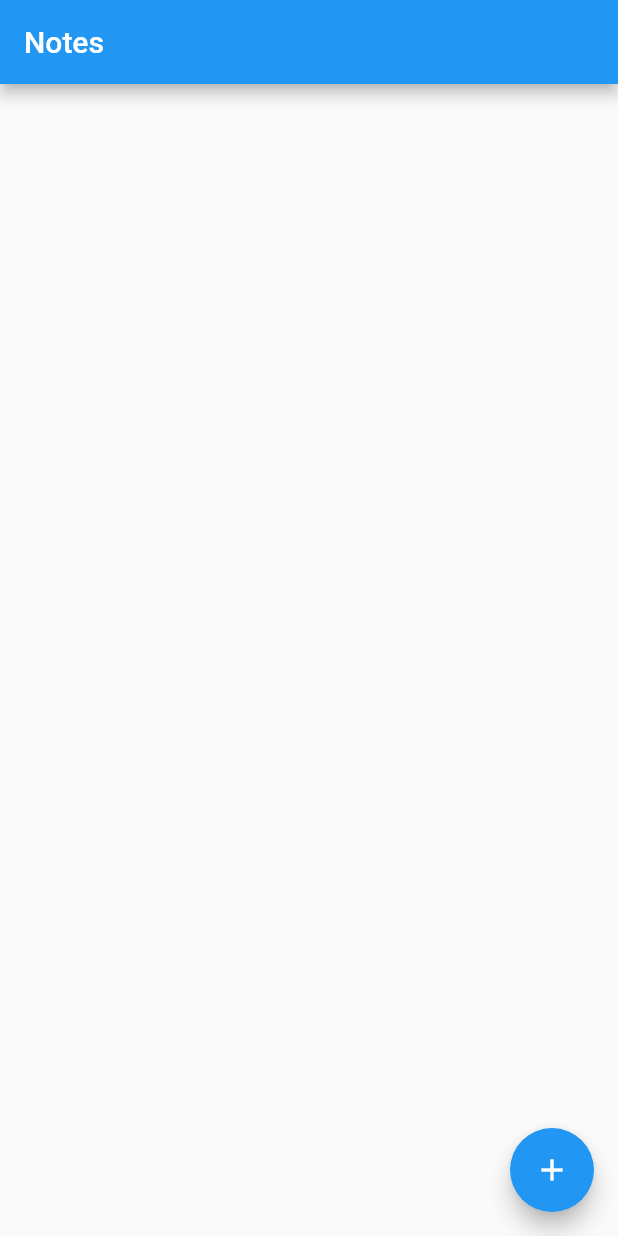
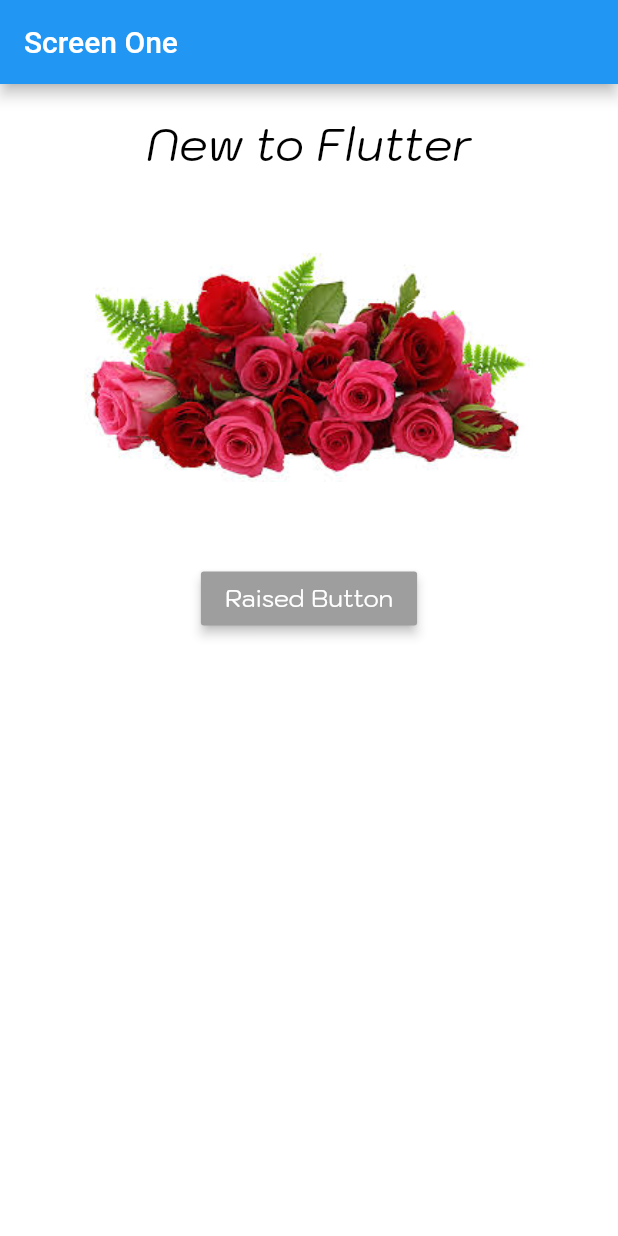
Before and after one commit to maropost-neha/flutter_demo, a Flutter app: the screen it shows after launch, on a phone screen of 412 x 824 dp. Run offline on Flutter 3.47's test engine with Material 2 defaults, Android fonts, the phone set to English and light mode, and no system bars; our stand-ins replace sqflite; accounts and stored records are empty.

Commit message:
2 Screens transition

```diff
--- /dev/null
+++ b/lib/app_screens/screen_one.dart
@@ -0,0 +1,83 @@
+import 'package:flutter/material.dart';
+import 'package:my_app_first/app_screens/screen_two.dart';
+
+class ScreenOne extends StatelessWidget { //a stateless widget is not dynamic.
+  // It doesn’t depend on any data other than that that is passed into it
+  @override
+  Widget build(BuildContext context) {
+    return Scaffold(
+        //used under MaterialApp,
+        // it gives you basic functionalities like AppBar, BottomNavigationBar, Drawer, FloatingActionButton
+        appBar: AppBar(
+          //Widget holding screen name, navigation icon
+          title:
+              Text('Screen One'), // displays a string of text with single style
+        ),
+        body: Container(
+          //contain child widget with the ability to apply some styling properties
+          color: Colors.white,
+          child: Column(
+            //display widgets vertically
+            children: <Widget>[
+              Center(
+                  //centers its child within itself
+                  child: Padding( //insets its child by the given padding
+                padding: EdgeInsets.only(top: 20.0), //edgeinsets is immutable set of offsets in each of the four cardinal directions
+                child: Text(
+                  "New to Flutter",
+                  textDirection: TextDirection.ltr,
+                  //ltr stands for left to right.
+                  // English is Left to Right language and urdu is rtl(Right to Left)
+                  style: TextStyle(
+                    decoration: TextDecoration.none,
+                    fontSize: 30.0,
+                    fontFamily: 'Kodchasan',
+                    fontStyle: FontStyle.italic,
+                    color: Colors.black,
+                  ), //textstyle
+                ), //TextWidget
+              )), //Center Widget
+
+              ShowImage(), //Show Image class
+
+              RaisedButton(
+                //based on a Material widget whose Material.elevation increases when the button is pressed
+                color: Colors.grey,
+                child: Text(
+                  "Raised Button",
+                  style: TextStyle(
+                    color: Colors.white,
+                    fontSize: 16.0,
+                    fontFamily: 'Kodchasan',
+                  ),
+                ), //Text
+                elevation: 3.0,
+                onPressed: () {
+                  Navigator.push(context, MaterialPageRoute(builder: (context) { // manages a set of child widgets with a stack discipline
+                    //MaterialPage route, a modal route that replaces the entire screen with a platform-adaptive transition
+                    //For Android, the entrance transition for the page slides the page upwards and fades it in. The exit transition is the same, but in reverse.
+                    return ScreenTwo();
+                  }));
+                },
+              ), //Raised Button
+            ],
+          ),
+        ));
+  }
+}
+
+class ShowImage extends StatelessWidget {
+  @override
+  Widget build(BuildContext context) {
+    AssetImage assetImage = AssetImage('images/flowers.jpeg'); //Fetches an image from an AssetBundle, having determined the exact image to use based on the context
+    Image image = Image( //displays image as jpeg, jpg, png, etc.
+      image: assetImage,
+      height: 200.0,
+      width: 300.0,
+    );
+    return Container(
+      padding: EdgeInsets.only(top: 30.0, bottom: 30.0),
+      child: image,
+    );
+  }
+}
```
Also changed, not shown: lib/app_screens/screen_two.dart (added, +60 -0 lines), lib/main.dart (+9 -63 lines).
